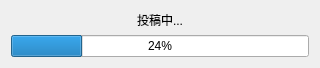
The window that src/postprogress.ui (sharkpp/Jugemutter) describes before a commit, drawn with Qt 5.
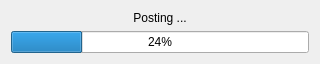
The same window after the commit.

What changed in the file:
```diff
--- a/src/postprogress.ui
+++ b/src/postprogress.ui
@@ -17,7 +17,7 @@
    <item>
     <widget class="QLabel" name="label">
      <property name="text">
-      <string>投稿中...</string>
+      <string>Posting ...</string>
      </property>
      <property name="alignment">
       <set>Qt::AlignCenter</set>
```
Left out of the diff: 2 changed lines with no effect on the pictures.
